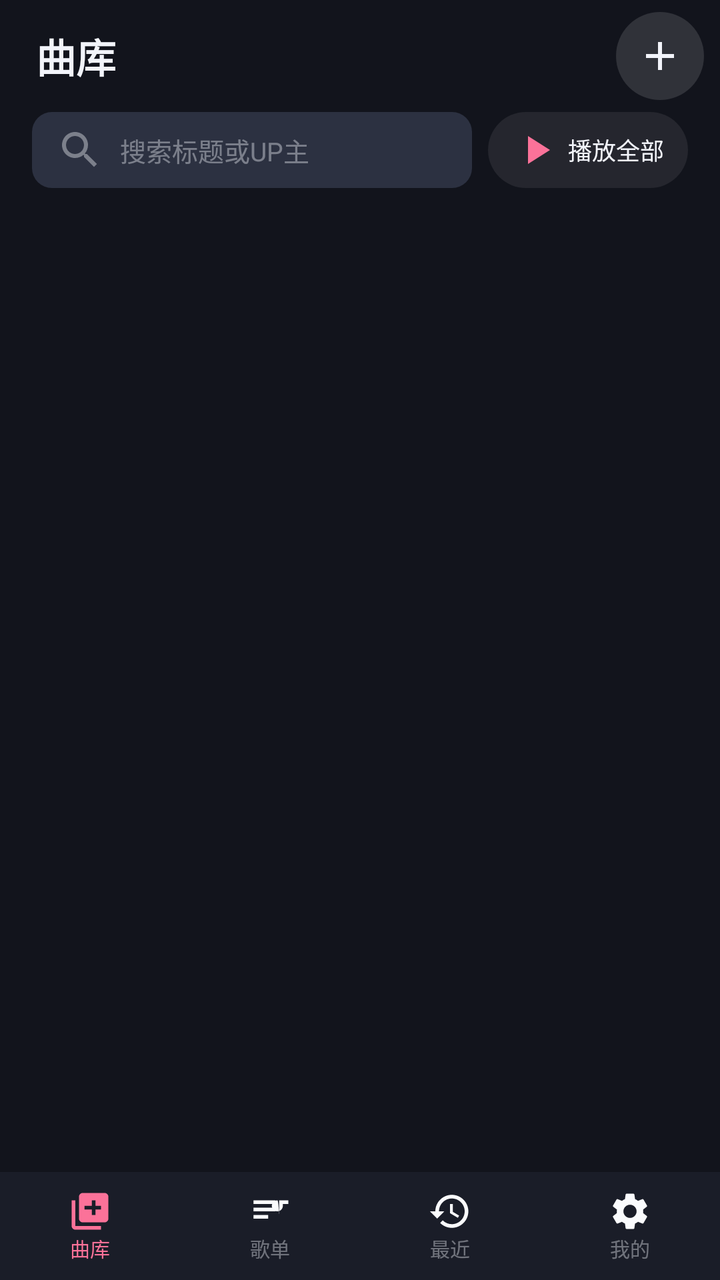
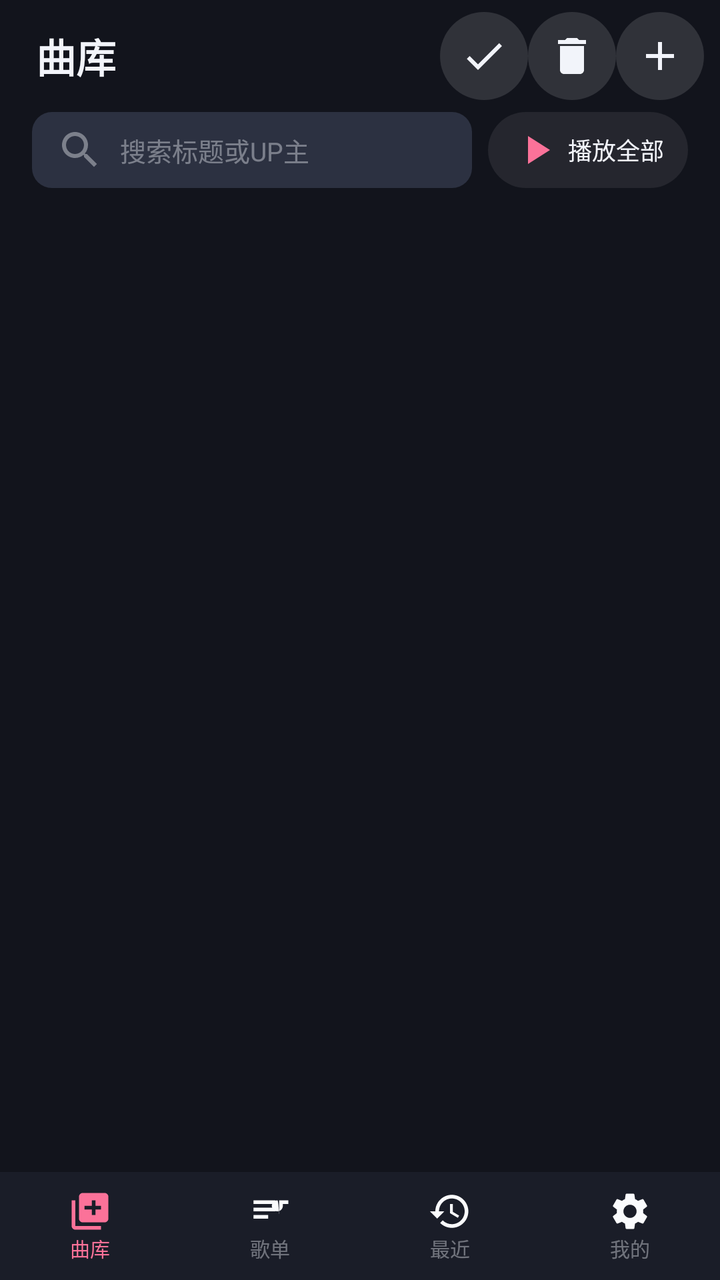

The first picture is an Android layout as it rendered before a commit; the second is the same layout after the commit. The layout source and the unified diff follow.
<!-- AndroidManifest.xml: application theme AppTheme -->
<!-- res/layout/activity_main.xml -->
<?xml version="1.0" encoding="utf-8"?>
<LinearLayout xmlns:android="http://schemas.android.com/apk/res/android"
    android:layout_width="match_parent"
    android:layout_height="match_parent"
    android:background="@color/bg"
    android:orientation="vertical">

    <FrameLayout
        android:layout_width="match_parent"
        android:layout_height="0dp"
        android:layout_weight="1">

        
        <LinearLayout
            android:id="@+id/page_tracks"
            android:layout_width="match_parent"
            android:layout_height="match_parent"
            android:orientation="vertical">

            <LinearLayout
                android:layout_width="match_parent"
                android:layout_height="56dp"
                android:gravity="center_vertical"
                android:orientation="horizontal"
                android:paddingLeft="18dp"
                android:paddingRight="8dp">

                <TextView
                    style="@style/TitleText"
                    android:layout_width="0dp"
                    android:layout_height="wrap_content"
                    android:layout_weight="1"
                    android:text="@string/tab_tracks" />

                <ImageButton
                    android:id="@+id/btn_add"
                    android:layout_width="44dp"
                    android:layout_height="44dp"
                    android:background="@drawable/circle_dark"
                    android:contentDescription="@string/add_link"
                    android:src="@drawable/ic_add"
                    android:tint="@color/text" />
            </LinearLayout>

            <LinearLayout
                android:layout_width="match_parent"
                android:layout_height="wrap_content"
                android:layout_marginBottom="4dp"
                android:layout_marginLeft="16dp"
                android:layout_marginRight="16dp"
                android:gravity="center_vertical"
                android:orientation="horizontal">

                <EditText
                    android:id="@+id/search"
                    android:layout_width="0dp"
                    android:layout_height="38dp"
                    android:layout_weight="1"
                    android:background="@drawable/shape_card2"
                android:drawableLeft="@drawable/ic_search"
                android:drawablePadding="8dp"
                android:drawableTint="@color/text_dim"
                android:hint="搜索标题或UP主"
                android:imeOptions="actionSearch"
                android:inputType="text"
                android:paddingLeft="12dp"
                android:paddingRight="12dp"
                android:singleLine="true"
                android:textColor="@color/text"
                android:textColorHint="@color/text_dim"
                android:textSize="13sp" />

                <Button
                    android:id="@+id/btn_play_filter"
                    android:layout_width="wrap_content"
                    android:layout_height="38dp"
                    android:layout_marginLeft="8dp"
                    android:background="@drawable/ripple_round"
                    android:drawableLeft="@drawable/ic_play"
                    android:drawablePadding="4dp"
                    android:drawableTint="@color/pink"
                    android:minWidth="0dp"
                    android:paddingLeft="12dp"
                    android:paddingRight="12dp"
                    android:text="播放全部"
                    android:textAllCaps="false"
                    android:textColor="@color/text"
                    android:textSize="12sp" />
            </LinearLayout>

            <FrameLayout
                android:layout_width="match_parent"
                android:layout_height="0dp"
                android:layout_weight="1">

                <ListView
                    android:id="@+id/list_tracks"
                    android:layout_width="match_parent"
                    android:layout_height="match_parent"
                    android:clipToPadding="false"
                    android:divider="@color/divider"
                    android:dividerHeight="0.5dp"
                    android:listSelector="@android:color/transparent"
                    android:paddingBottom="12dp"
                    android:scrollbarStyle="outsideOverlay" />

                <TextView
                    android:id="@+id/empty_tracks"
                    android:layout_width="match_parent"
                    android:layout_height="match_parent"
                    android:gravity="center"
                    android:lineSpacingExtra="6dp"
                    android:text="@string/empty_tracks"
                    android:textColor="@color/text_dim"
                    android:textSize="14sp"
                    android:visibility="gone" />
            </FrameLayout>
        </LinearLayout>

        
        <LinearLayout
            android:id="@+id/page_playlists"
            android:layout_width="match_parent"
            android:layout_height="match_parent"
            android:orientation="vertical"
            android:visibility="gone">

            <LinearLayout
                android:layout_width="match_parent"
                android:layout_height="56dp"
                android:gravity="center_vertical"
                android:orientation="horizontal"
                android:paddingLeft="18dp"
                android:paddingRight="8dp">

                <TextView
                    style="@style/TitleText"
                    android:layout_width="0dp"
                    android:layout_height="wrap_content"
                    android:layout_weight="1"
                    android:text="@string/tab_playlists" />

                <ImageButton
                    android:id="@+id/btn_new_pl"
                    android:layout_width="44dp"
                    android:layout_height="44dp"
                    android:background="@drawable/circle_dark"
                    android:contentDescription="新建歌单"
                    android:src="@drawable/ic_add"
                    android:tint="@color/text" />
            </LinearLayout>

            <FrameLayout
                android:layout_width="match_parent"
                android:layout_height="0dp"
                android:layout_weight="1">

                <ListView
                    android:id="@+id/list_playlists"
                    android:layout_width="match_parent"
                    android:layout_height="match_parent"
                    android:clipToPadding="false"
                    android:divider="@color/divider"
                    android:dividerHeight="0.5dp"
                    android:listSelector="@android:color/transparent"
                    android:paddingBottom="12dp"
                    android:scrollbarStyle="outsideOverlay" />

                <TextView
                    android:id="@+id/empty_playlists"
                    android:layout_width="match_parent"
                    android:layout_height="match_parent"
                    android:gravity="center"
                    android:text="@string/empty_playlists"
                    android:textColor="@color/text_dim"
                    android:textSize="14sp"
                    android:visibility="gone" />
            </FrameLayout>
        </LinearLayout>

        
        <LinearLayout
            android:id="@+id/page_recent"
            android:layout_width="match_parent"
            android:layout_height="match_parent"
            android:orientation="vertical"
            android:visibility="gone">

            <LinearLayout
                android:layout_width="match_parent"
                android:layout_height="56dp"
                android:gravity="center_vertical"
                android:paddingLeft="18dp">

                <TextView
                    style="@style/TitleText"
                    android:layout_width="wrap_content"
                    android:layout_height="wrap_content"
                    android:text="@string/tab_recent" />
            </LinearLayout>

            <ListView
                android:id="@+id/list_recent"
                android:layout_width="match_parent"
                android:layout_height="0dp"
                android:layout_weight="1"
                android:divider="@color/divider"
                android:dividerHeight="0.5dp"
                android:listSelector="@android:color/transparent" />

            <TextView
                android:id="@+id/empty_recent"
                android:layout_width="match_parent"
                android:layout_height="0dp"
                android:layout_weight="1"
                android:gravity="center"
                android:padding="20dp"
                android:text="@string/empty_recent"
                android:textColor="@color/text_dim"
                android:textSize="13sp"
                android:visibility="gone" />
        </LinearLayout>

        
        <ScrollView
            android:id="@+id/page_me"
            android:layout_width="match_parent"
            android:layout_height="match_parent"
            android:visibility="gone">

            <LinearLayout
                android:layout_width="match_parent"
                android:layout_height="wrap_content"
                android:orientation="vertical"
                android:paddingBottom="20dp">

                <LinearLayout
                    android:layout_width="match_parent"
                    android:layout_height="56dp"
                    android:gravity="center_vertical"
                    android:paddingLeft="18dp">

                    <TextView
                        style="@style/TitleText"
                        android:layout_width="wrap_content"
                        android:layout_height="wrap_content"
                        android:text="@string/tab_settings" />
                </LinearLayout>
                <LinearLayout
                    android:layout_width="match_parent"
                    android:layout_height="wrap_content"
                    android:layout_marginLeft="14dp"
                    android:layout_marginRight="14dp"
                    android:background="@drawable/shape_card"
                    android:gravity="center_vertical"
                    android:orientation="horizontal"
                    android:padding="14dp">

                    <ImageView
                        android:layout_width="28dp"
                        android:layout_height="28dp"
                        android:src="@drawable/ic_cached"
                        android:tint="@color/pink" />

                    <LinearLayout
                        android:layout_width="0dp"
                        android:layout_height="wrap_content"
                        android:layout_marginLeft="12dp"
                        android:layout_weight="1"
                        android:orientation="vertical">

                        <TextView
                            android:layout_width="wrap_content"
                            android:layout_height="wrap_content"
                            android:text="@string/storage_usage"
                            android:textColor="@color/text"
                            android:textSize="14sp" />

                        <TextView
                            android:id="@+id/tv_cache"
                            android:layout_width="wrap_content"
                            android:layout_height="wrap_content"
                            android:text="计算中..."
                            android:textColor="@color/text_dim"
                            android:textSize="12sp" />
                    </LinearLayout>

                    <Button
                        android:id="@+id/btn_clear_cache"
                        android:layout_width="wrap_content"
                        android:layout_height="36dp"
                        android:background="@drawable/ripple_round"
                        android:minWidth="0dp"
                        android:paddingLeft="14dp"
                        android:paddingRight="14dp"
                        android:text="清除"
                        android:textAllCaps="false"
                        android:textColor="@color/text"
                        android:textSize="13sp" />
                </LinearLayout>

                <LinearLayout
                    android:id="@+id/btn_settings"
                    android:layout_width="match_parent"
                    android:layout_height="56dp"
                    android:layout_marginLeft="14dp"
                    android:layout_marginRight="14dp"
                    android:layout_marginTop="10dp"
                    android:background="@drawable/shape_card"
                    android:gravity="center_vertical"
                    android:orientation="horizontal"
                    android:paddingLeft="14dp"
                    android:paddingRight="14dp">

                    <ImageView
                        android:layout_width="24dp"
                        android:layout_height="24dp"
                        android:src="@drawable/ic_settings"
                        android:tint="@color/text_sub" />

                    <TextView
                        android:layout_width="0dp"
                        android:layout_height="wrap_content"
                        android:layout_marginLeft="12dp"
                        android:layout_weight="1"
                        android:text="设置"
                        android:textColor="@color/text"
                        android:textSize="14sp" />

                    <ImageView
                        android:layout_width="20dp"
                        android:layout_height="20dp"
                        android:src="@drawable/ic_next"
                        android:tint="@color/text_dim" />
                </LinearLayout>

                <LinearLayout
                    android:id="@+id/btn_update"
                    android:layout_width="match_parent"
                    android:layout_height="56dp"
                    android:layout_marginLeft="14dp"
                    android:layout_marginRight="14dp"
                    android:layout_marginTop="10dp"
                    android:background="@drawable/shape_card"
                    android:gravity="center_vertical"
                    android:orientation="horizontal"
                    android:paddingLeft="14dp"
                    android:paddingRight="14dp">

                    <ImageView
                        android:layout_width="24dp"
                        android:layout_height="24dp"
                        android:src="@drawable/ic_download"
                        android:tint="@color/text_sub" />

                    <LinearLayout
                        android:layout_width="0dp"
                        android:layout_height="wrap_content"
                        android:layout_marginLeft="12dp"
                        android:layout_weight="1"
                        android:orientation="vertical">

                        <TextView
                            android:layout_width="wrap_content"
                            android:layout_height="wrap_content"
                            android:text="检查更新 / 下载最新版"
                            android:textColor="@color/text"
                            android:textSize="14sp" />

                        <TextView
                            android:id="@+id/tv_update"
                            android:layout_width="wrap_content"
                            android:layout_height="wrap_content"
                            android:text="更新源：GitHub（始终最新版）"
                            android:textColor="@color/text_dim"
                            android:textSize="11sp" />
                    </LinearLayout>

                    <ImageView
                        android:layout_width="20dp"
                        android:layout_height="20dp"
                        android:src="@drawable/ic_next"
                        android:tint="@color/text_dim" />
                </LinearLayout>

                <TextView
                    android:layout_width="wrap_content"
                    android:layout_height="wrap_content"
                    android:layout_marginLeft="18dp"
                    android:layout_marginTop="16dp"
                    android:text="从B站复制视频链接 → 分享到本App（或点曲库页 + 粘贴）\n仅个人自用，音频来源 bilibili"
                    android:textColor="@color/text_dim"
                    android:textSize="11sp" />
            </LinearLayout>
        </ScrollView>
    </FrameLayout>

    
    <FrameLayout
        android:id="@+id/mini_wrap"
        android:layout_width="match_parent"
        android:layout_height="wrap_content"
        android:visibility="gone">

        <LinearLayout
            android:id="@+id/mini"
            android:layout_width="match_parent"
            android:layout_height="60dp"
            android:background="@drawable/bg_mini"
            android:gravity="center_vertical"
            android:orientation="horizontal"
            android:paddingLeft="12dp"
            android:paddingRight="8dp">

        <ImageView
            android:id="@+id/mini_art"
            android:layout_width="44dp"
            android:layout_height="44dp"
            android:background="@drawable/shape_card2"
            android:scaleType="centerCrop"
            android:src="@drawable/ic_music_note" />

        <LinearLayout
            android:layout_width="0dp"
            android:layout_height="wrap_content"
            android:layout_marginLeft="10dp"
            android:layout_weight="1"
            android:orientation="vertical">

            <TextView
                android:id="@+id/mini_title"
                android:layout_width="wrap_content"
                android:layout_height="wrap_content"
                android:ellipsize="end"
                android:singleLine="true"
                android:text=""
                android:textColor="@color/text"
                android:textSize="13sp" />

            <TextView
                android:id="@+id/mini_sub"
                android:layout_width="wrap_content"
                android:layout_height="wrap_content"
                android:ellipsize="end"
                android:singleLine="true"
                android:text=""
                android:textColor="@color/text_dim"
                android:textSize="11sp" />
        </LinearLayout>

            <ProgressBar
                android:id="@+id/mini_load"
                style="?android:attr/progressBarStyleSmall"
                android:layout_width="20dp"
                android:layout_height="20dp"
                android:indeterminate="true"
                android:visibility="gone" />

            <ImageButton
                android:id="@+id/mini_play"
                android:layout_width="44dp"
                android:layout_height="44dp"
                android:background="@null"
                android:contentDescription="@string/play"
                android:src="@drawable/ic_play"
                android:tint="@color/text" />

            <ImageButton
                android:id="@+id/mini_next"
                android:layout_width="44dp"
                android:layout_height="44dp"
                android:background="@null"
                android:contentDescription="下一首"
                android:src="@drawable/ic_next"
                android:tint="@color/text_sub" />
        </LinearLayout>

        <View
            android:id="@+id/mini_prog"
            android:layout_width="0dp"
            android:layout_height="2dp"
            android:layout_gravity="bottom|start"
            android:background="@color/pink" />
    </FrameLayout>

    
    <LinearLayout
        android:id="@+id/nav"
        android:layout_width="match_parent"
        android:layout_height="54dp"
        android:background="@drawable/bg_nav"
        android:orientation="horizontal">

        <LinearLayout
            android:id="@+id/tab_tracks"
            android:layout_width="0dp"
            android:layout_height="match_parent"
            android:layout_weight="1"
            android:gravity="center"
            android:orientation="vertical">

            <ImageView
                android:id="@+id/icon_tracks"
                android:layout_width="22dp"
                android:layout_height="22dp"
                android:src="@drawable/ic_library"
                android:tint="@color/pink" />

            <TextView
                style="@style/TabText"
                android:layout_width="wrap_content"
                android:layout_height="wrap_content"
                android:text="@string/tab_tracks"
                android:textColor="@color/pink" />
        </LinearLayout>

        <LinearLayout
            android:id="@+id/tab_playlists"
            android:layout_width="0dp"
            android:layout_height="match_parent"
            android:layout_weight="1"
            android:gravity="center"
            android:orientation="vertical">

            <ImageView
                android:id="@+id/icon_playlists"
                android:layout_width="22dp"
                android:layout_height="22dp"
                android:src="@drawable/ic_queue"
                android:tint="@color/text_dim" />

            <TextView
                style="@style/TabText"
                android:layout_width="wrap_content"
                android:layout_height="wrap_content"
                android:text="@string/tab_playlists" />
        </LinearLayout>

        <LinearLayout
            android:id="@+id/tab_recent"
            android:layout_width="0dp"
            android:layout_height="match_parent"
            android:layout_weight="1"
            android:gravity="center"
            android:orientation="vertical">

            <ImageView
                android:id="@+id/icon_recent"
                android:layout_width="22dp"
                android:layout_height="22dp"
                android:src="@drawable/ic_history"
                android:tint="@color/text_dim" />

            <TextView
                style="@style/TabText"
                android:layout_width="wrap_content"
                android:layout_height="wrap_content"
                android:text="@string/tab_recent" />
        </LinearLayout>

        <LinearLayout
            android:id="@+id/tab_me"
            android:layout_width="0dp"
            android:layout_height="match_parent"
            android:layout_weight="1"
            android:gravity="center"
            android:orientation="vertical">

            <ImageView
                android:id="@+id/icon_me"
                android:layout_width="22dp"
                android:layout_height="22dp"
                android:src="@drawable/ic_settings"
                android:tint="@color/text_dim" />

            <TextView
                style="@style/TabText"
                android:layout_width="wrap_content"
                android:layout_height="wrap_content"
                android:text="@string/tab_settings" />
        </LinearLayout>
    </LinearLayout>
</LinearLayout>
<!-- resources referenced by this layout -->
<resources>
  <color name="bg">#FF12141C</color>
  <color name="divider">#22FFFFFF</color>
  <color name="pink">#FFFB7299</color>
  <color name="text">#FFF2F4FA</color>
  <color name="text_dim">#66F2F4FA</color>
  <color name="text_sub">#99F2F4FA</color>
  <!-- drawable bg_mini (drawable) -->
  <?xml version="1.0" encoding="utf-8"?>
  <shape xmlns:android="http://schemas.android.com/apk/res/android" android:shape="rectangle">
      <solid android:color="#F2282E3D" />
  </shape>
  <!-- drawable bg_nav (drawable) -->
  <?xml version="1.0" encoding="utf-8"?>
  <shape xmlns:android="http://schemas.android.com/apk/res/android" android:shape="rectangle">
      <solid android:color="@color/bg_soft" />
  </shape>
  <!-- drawable circle_dark (drawable) -->
  <?xml version="1.0" encoding="utf-8"?>
  <shape xmlns:android="http://schemas.android.com/apk/res/android" android:shape="oval">
      <solid android:color="#20FFFFFF" />
  </shape>
  <!-- drawable ripple_round (drawable) -->
  <?xml version="1.0" encoding="utf-8"?>
  <shape xmlns:android="http://schemas.android.com/apk/res/android" android:shape="rectangle">
      <solid android:color="#14FFFFFF" />
      <corners android:radius="24dp" />
  </shape>
  <!-- drawable shape_card (drawable) -->
  <?xml version="1.0" encoding="utf-8"?>
  <shape xmlns:android="http://schemas.android.com/apk/res/android" android:shape="rectangle">
      <solid android:color="@color/bg_card" />
      <corners android:radius="14dp" />
  </shape>
  <string name="add_link">添加链接</string>
  <string name="empty_playlists">还没有歌单</string>
  <string name="empty_recent">还没有播放记录</string>
  <string name="empty_tracks">还没有曲目\n点击右上角 + 添加B站视频链接</string>
  <string name="play">播放</string>
  <string name="storage_usage">缓存占用</string>
  <string name="tab_playlists">歌单</string>
  <string name="tab_recent">最近</string>
  <string name="tab_settings">我的</string>
  <string name="tab_tracks">曲库</string>
  <style name="TabText">
          <item name="android:textSize">10sp</item>
          <item name="android:textColor">@color/text_dim</item>
          <item name="android:gravity">center</item>
          <item name="android:singleLine">true</item>
      </style>
  <style name="TitleText">
          <item name="android:textSize">20sp</item>
          <item name="android:textColor">@color/text</item>
          <item name="android:textStyle">bold</item>
      </style>
  <color name="bg_soft">#FF1A1D28</color>
  <color name="bg_card">#FF222634</color>
  <color name="bg_card_2">#FF2C3141</color>
  <!-- unchanged entries left out for length: 13 -->
</resources>

<!-- the commit's change to res/layout/activity_main.xml (unified diff, before → after) -->
@@ -31,6 +31,24 @@
                     android:layout_height="wrap_content"
                     android:layout_weight="1"
                     android:text="@string/tab_tracks" />
+
+                <ImageButton
+                    android:id="@+id/btn_lib_select"
+                    android:layout_width="44dp"
+                    android:layout_height="44dp"
+                    android:background="@drawable/circle_dark"
+                    android:contentDescription="@string/lib_select"
+                    android:src="@drawable/ic_check"
+                    android:tint="@color/text" />
+
+                <ImageButton
+                    android:id="@+id/btn_lib_clear"
+                    android:layout_width="44dp"
+                    android:layout_height="44dp"
+                    android:background="@drawable/circle_dark"
+                    android:contentDescription="@string/lib_clear"
+                    android:src="@drawable/ic_delete"
+                    android:tint="@color/text" />
 
                 <ImageButton
                     android:id="@+id/btn_add"
@@ -40,6 +58,46 @@
                     android:contentDescription="@string/add_link"
                     android:src="@drawable/ic_add"
                     android:tint="@color/text" />
+            </LinearLayout>
+
+            
+            <LinearLayout
+                android:id="@+id/lib_sel_bar"
+                android:layout_width="match_parent"
+                android:layout_height="44dp"
+                android:gravity="center_vertical"
+                android:orientation="horizontal"
+                android:paddingLeft="10dp"
+                android:paddingRight="10dp"
+                android:visibility="gone">
+
+                <TextView
+                    android:id="@+id/tv_lib_sel"
+                    android:layout_width="0dp"
+                    android:layout_height="wrap_content"
+                    android:layout_weight="1"
+                    android:textColor="@color/pink"
+                    android:textSize="13sp" />
+
+                <ImageButton
+                    android:id="@+id/btn_lib_del_sel"
+                    android:layout_width="44dp"
+                    android:layout_height="44dp"
+                    android:background="@null"
+                    android:contentDescription="@string/lib_delete_sel"
+                    android:src="@drawable/ic_delete"
+                    android:tint="@color/pink"
+                    android:visibility="gone" />
+
+                <ImageButton
+                    android:id="@+id/btn_lib_cancel_sel"
+                    android:layout_width="44dp"
+                    android:layout_height="44dp"
+                    android:background="@null"
+                    android:contentDescription="@string/lib_cancel_sel"
+                    android:src="@drawable/ic_close"
+                    android:tint="@color/text"
+                    android:visibility="gone" />
             </LinearLayout>
 
             <LinearLayout
<!-- resource entries referenced after the edit -->
@@ -21,6 +21,39 @@
   <shape xmlns:android="http://schemas.android.com/apk/res/android" android:shape="oval">
       <solid android:color="#20FFFFFF" />
   </shape>
+  <!-- drawable ic_check (drawable) -->
+  <?xml version="1.0" encoding="utf-8"?>
+  <vector xmlns:android="http://schemas.android.com/apk/res/android"
+      android:width="24dp"
+      android:height="24dp"
+      android:viewportWidth="24.0"
+      android:viewportHeight="24.0">
+      <path
+          android:fillColor="#FFFFFFFF"
+          android:pathData="M9,16.17L4.83,12l-1.42,1.41L9,19 21,7l-1.41,-1.41z" />
+  </vector>
+  <!-- drawable ic_close (drawable) -->
+  <?xml version="1.0" encoding="utf-8"?>
+  <vector xmlns:android="http://schemas.android.com/apk/res/android"
+      android:width="24dp"
+      android:height="24dp"
+      android:viewportWidth="24.0"
+      android:viewportHeight="24.0">
+      <path
+          android:fillColor="#FFFFFFFF"
+          android:pathData="M19,6.41L17.59,5 12,10.59 6.41,5 5,6.41 10.59,12 5,17.59 6.41,19 12,13.41 17.59,19 19,17.59 13.41,12z" />
+  </vector>
+  <!-- drawable ic_delete (drawable) -->
+  <?xml version="1.0" encoding="utf-8"?>
+  <vector xmlns:android="http://schemas.android.com/apk/res/android"
+      android:width="24dp"
+      android:height="24dp"
+      android:viewportWidth="24.0"
+      android:viewportHeight="24.0">
+      <path
+          android:fillColor="#FFFFFFFF"
+          android:pathData="M6,19c0,1.1 0.9,2 2,2h8c1.1,0 2,-0.9 2,-2V7H6v12zM19,4h-3.5l-1,-1h-5l-1,1H5v2h14V4z" />
+  </vector>
   <!-- drawable ripple_round (drawable) -->
   <?xml version="1.0" encoding="utf-8"?>
   <shape xmlns:android="http://schemas.android.com/apk/res/android" android:shape="rectangle">
@@ -37,6 +70,10 @@
   <string name="empty_playlists">还没有歌单</string>
   <string name="empty_recent">还没有播放记录</string>
   <string name="empty_tracks">还没有曲目\n点击右上角 + 添加B站视频链接</string>
+  <string name="lib_cancel_sel">取消</string>
+  <string name="lib_clear">清空曲库</string>
+  <string name="lib_delete_sel">删除选中</string>
+  <string name="lib_select">选择</string>
   <string name="play">播放</string>
   <string name="storage_usage">缓存占用</string>
   <string name="tab_playlists">歌单</string>
